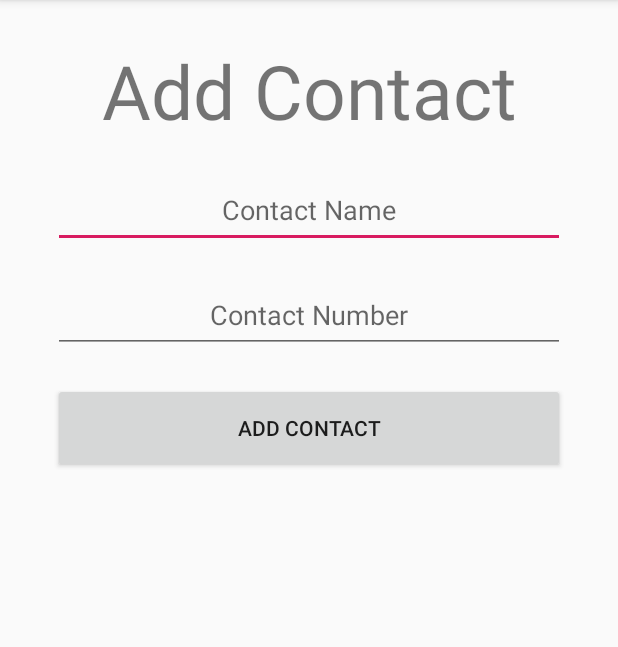
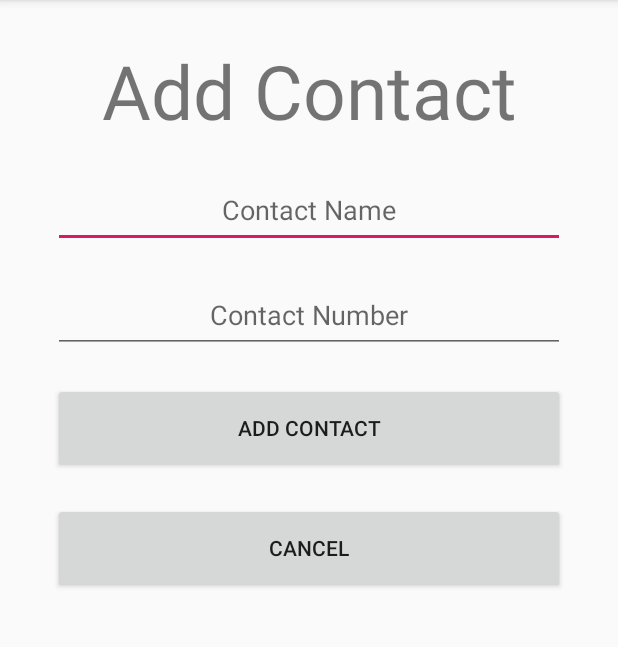
Before and after one commit to mikijaworski/epic-agenda, an Android app: the AddNewContact screen opened directly, with no data from a screen before it, on a phone screen of 412 x 824 dp, the part 84-731 px from its top. Run offline under Robolectric (Android 15) with nearby library versions, the phone set to English and light mode, and no system bars.

Commit message:
Auto stash before merge of "master" and "origin/master"

```diff
--- a/app/src/main/AndroidManifest.xml
+++ b/app/src/main/AndroidManifest.xml
@@ -3,6 +3,7 @@
     package="com.example.epicagendaapp">
 
     <uses-permission android:name="android.permission.READ_CONTACTS" />
+    <uses-permission android:name="android.permission.WRITE_CONTACTS" />
 
     <application
         android:allowBackup="true"
--- a/app/src/main/res/layout/activity_add_new_contact.xml
+++ b/app/src/main/res/layout/activity_add_new_contact.xml
@@ -62,4 +62,18 @@
         app:layout_constraintEnd_toEndOf="parent"
         app:layout_constraintStart_toStartOf="parent"
         app:layout_constraintTop_toBottomOf="@+id/contact_number" />
+
+    <Button
+        android:id="@+id/go_back"
+        android:layout_width="match_parent"
+        android:layout_height="60dp"
+        android:layout_marginLeft="35dp"
+        android:layout_marginTop="20dp"
+        android:layout_marginRight="35dp"
+        android:onClick="Cancel"
+        android:text="@android:string/cancel"
+        app:layout_constraintEnd_toEndOf="parent"
+        app:layout_constraintHorizontal_bias="0.642"
+        app:layout_constraintStart_toStartOf="parent"
+        app:layout_constraintTop_toBottomOf="@+id/add_contact" />
 </androidx.constraintlayout.widget.ConstraintLayout>
--- a/app/src/main/res/layout/activity_contacts_tel.xml
+++ b/app/src/main/res/layout/activity_contacts_tel.xml
@@ -76,12 +76,12 @@
             app:srcCompat="@android:drawable/ic_input_add" />
 
         <ImageButton
-            android:id="@+id/imageButton"
+            android:id="@+id/go_back"
             android:layout_width="60dp"
             android:layout_height="60dp"
             android:layout_weight="1"
+            android:onClick="GoBack"
             app:srcCompat="@android:drawable/ic_menu_revert" />
-
 
     </LinearLayout>
 
```
Also changed, not shown: app/src/main/java/com/example/epicagendaapp/AddNewContact.java (+22 -1 lines), app/src/main/java/com/example/epicagendaapp/MainMenuActivity.java (+39 -0 lines).
